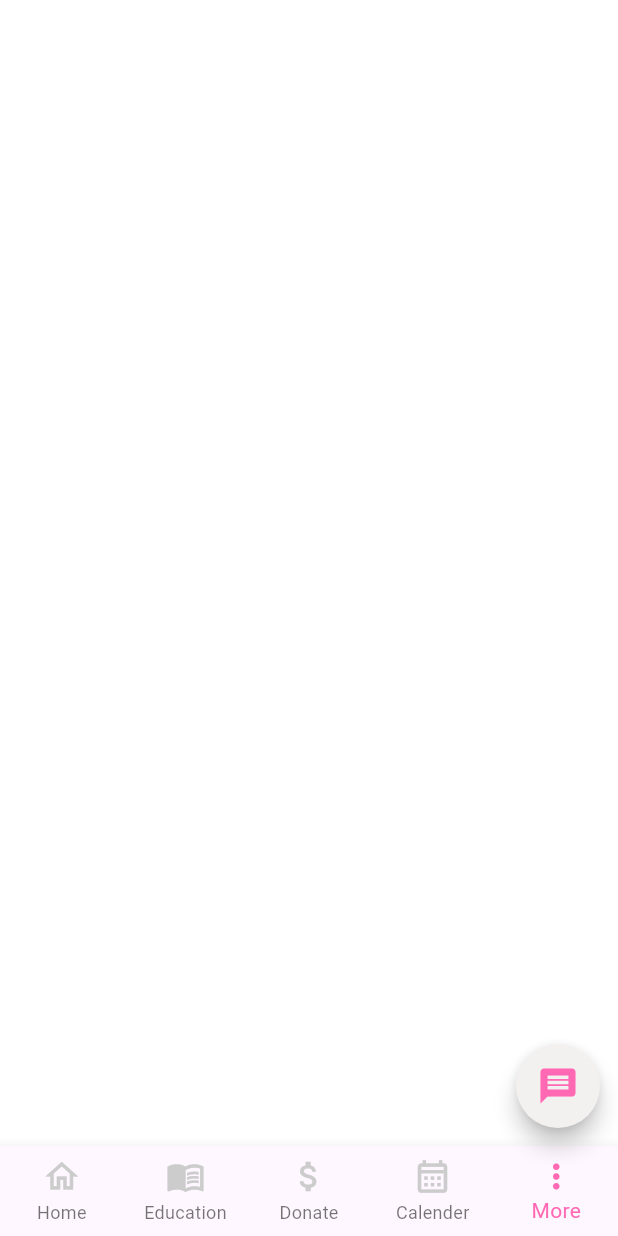
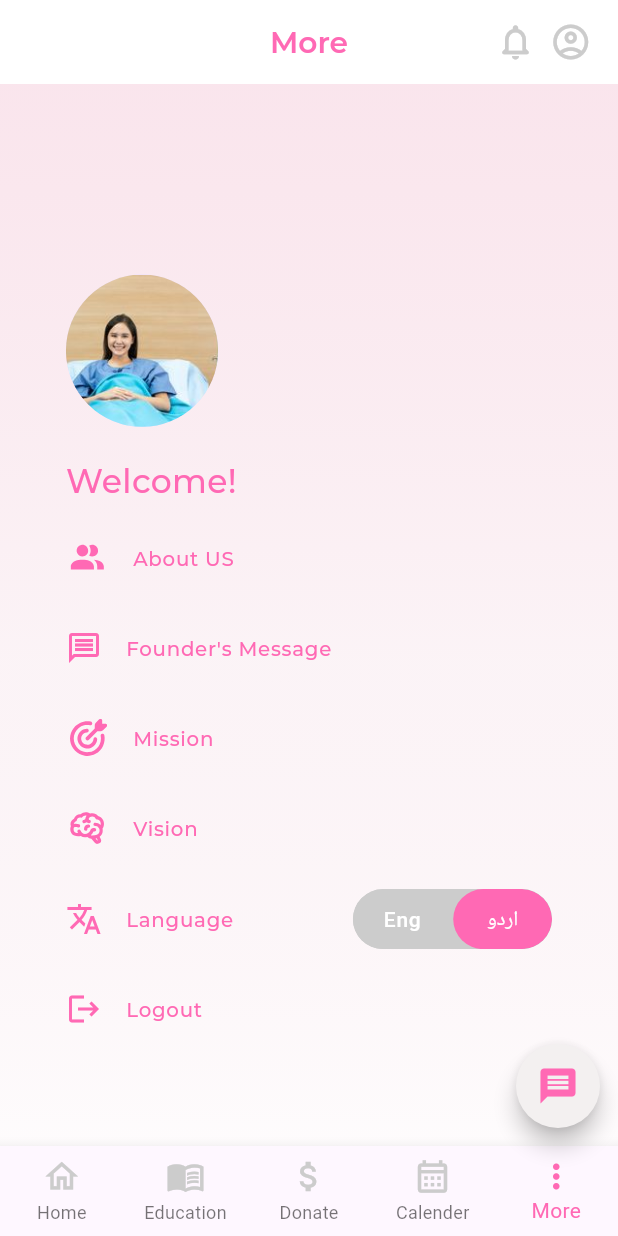
Before and after one commit to laibashaheeen/pink-ribbon-app, a Flutter app: the screen it shows after launch, item 5 of the bottom bar chosen, on a phone screen of 412 x 824 dp. Run offline on Flutter 3.47's test engine with Material 3 defaults, Android fonts, the phone set to English and light mode, and no system bars; drawn by our look-alikes of toggle_switch; our stand-ins replace cached_network_image, carousel_slider, dots_indicator, flutter_native_splash, flutter_screenutil, flutter_svg and 5 more; missing offline and left inert: flutter_faq; network calls fail; project files that could hold a hidden picture were left out.

Commit message:
More screen completed

```diff
--- a/lib/data/app_assets.dart
+++ b/lib/data/app_assets.dart
@@ -28,10 +28,14 @@ class AppAssets {
   static String registraion = "assets/images/Registration.png";
   static String google = "assets/images/Google.png";
   static String fb = "assets/images/Facebook.png";
+  static String kFounder = "assets/images/founder.png";
 
  // svg
   static String kEducation = 'assets/icons/education.svg';
 
-  static String kWhatsapp = "assets/images/whatsapp.svg";
+  static String kWhatsapp = "assets/icons/whatsapp.svg";
+   static String kAboutUs = "assets/icons/about_us.svg";
+    static String kMission = "assets/icons/mission.svg";
+     static String kVision = "assets/icons/vision.svg";
 
 }
--- /dev/null
+++ b/lib/views/MoreView/more.dart
@@ -0,0 +1,264 @@
+import 'package:flutter/material.dart';
+import 'package:flutter_screenutil/flutter_screenutil.dart';
+import 'package:flutter_svg/flutter_svg.dart';
+import 'package:pink_ribbon/data/app_assets.dart';
+import 'package:pink_ribbon/data/app_colors.dart';
+import 'package:pink_ribbon/data/typography.dart';
+import 'package:pink_ribbon/views/MoreView/components/about_us.dart';
+import 'package:pink_ribbon/views/MoreView/components/founder_page.dart';
+import 'package:pink_ribbon/views/profilePage/profile_view.dart';
+import 'package:toggle_switch/toggle_switch.dart';
+
+class MorePage extends StatelessWidget {
+  const MorePage({super.key});
+
+  @override
+  Widget build(BuildContext context) {
+    return Scaffold(
+      appBar: AppBar(
+
+        backgroundColor: AppColors.kWhite,
+
+        centerTitle: true,
+        title: Text("More",
+                style: AppTypography.kSemiBold18.copyWith(color: AppColors.kPrimary)
+                ),
+        actions: [
+          InkWell(
+            onTap: () {
+              // Navigator.push(
+              //     context,
+              //     MaterialPageRoute(
+              //       builder: (context) => const NotificationPage(),
+              //     ));
+            },
+            child: Icon(
+              Icons.notifications_none_rounded,
+              size: 28,
+              color: AppColors.kAppBarGrey,
+            ),
+          ),
+          InkWell(
+              onTap: () {
+              Navigator.push(
+                  context,
+                  MaterialPageRoute(
+                    builder: (context) => const ProfilePage(),
+                  ));
+            },
+              child: Padding(
+                padding: EdgeInsets.only(right: 16.w, left: 8.w),
+                child: Icon(
+                  Icons.account_circle_outlined,
+                  size: 28,
+                  color: AppColors.kAppBarGrey,
+                ),
+              )),
+        ],
+      ),
+      body: Container(
+        padding: EdgeInsets.symmetric(horizontal: 40.0.w),
+        width: double.infinity,
+        decoration: BoxDecoration(
+          gradient: LinearGradient(
+            colors: [
+              AppColors.kBackgroundPink1.withOpacity(0.4),
+              AppColors.kBackgroundPink2.withOpacity(0.5),
+              AppColors.kWhite,
+            ],
+            begin: Alignment.topCenter,
+            end: Alignment.bottomCenter,
+          ),
+        ),
+        child: Column(
+          crossAxisAlignment: CrossAxisAlignment.start,
+          mainAxisAlignment: MainAxisAlignment.center,
+          children: [
+            CircleAvatar(
+              radius: 50.r,
+              backgroundImage: AssetImage(AppAssets.kSurvivor1),
+            ),
+            SizedBox(
+              height: 20.h,
+            ),
+            Text('Welcome!',
+                style:
+                    AppTypography.kLight20.copyWith(color: AppColors.kPrimary)),
+            SizedBox(
+              height: 12.h,
+            ),
+            ListTile(
+              onTap: () {
+                Navigator.push(
+                    context,
+                    MaterialPageRoute(
+                      builder: (context) => AboutUsPage(
+                        image: AppAssets.kAboutUs,
+                        title: 'About Us',
+                        description:
+                            'Pink Ribbon Pakistan is a non-funded, self-sustained and the only organization in the country which is dedicatedly working on the issue of breast cancer with nationwide outreach since 2004.We strive to significantly reduce breast cancer mortality in the country by creating widespread awareness through community engagement on prevention, early detection and increased access to treatment.Our scope of work is holistic from strategic interventions to public awareness including patient-aid and service delivery.To provide relief to poor people, we are setting up a dedicated Breast Cancer Hospital where deserving patients will get free of cost treatment under one roof.',
+                      ),
+                    ));
+              },
+              contentPadding: EdgeInsets.zero,
+              dense: true,
+              minLeadingWidth: 1,
+
+              leading: SvgPicture.asset(
+                AppAssets.kAboutUs,
+                height: 26.h,
+                width: 26.w,
+                color: AppColors.kPrimary,
+              ),
+              title: Text(
+                'About US',
+                style:
+                    AppTypography.kLight12.copyWith(color: AppColors.kPrimary),
+              ),
+            ),
+            SizedBox(
+              height: 12.h,
+            ),
+            ListTile(
+              onTap: () {
+                Navigator.push(
+                    context,
+                    MaterialPageRoute(
+                      builder: (context) => const FounderMessagePage(),
+                    ));
+              },
+              contentPadding: EdgeInsets.zero,
+              dense: true,
+              minLeadingWidth: 1,
+              leading: Icon(
+                Icons.message_outlined,
+                color: AppColors.kPrimary,
+              ),
+              title: Text(
+                "Founder's Message",
+                style:
+                    AppTypography.kLight12.copyWith(color: AppColors.kPrimary),
+              ),
+            ),
+            SizedBox(
+              height: 12.h,
+            ),
+            ListTile(
+              onTap: () {
+                Navigator.push(
+                    context,
+                    MaterialPageRoute(
+                      builder: (context) => AboutUsPage(
+                        image: AppAssets.kMission,
+                        title: 'Mission',
+                        description:
+                            'Our mission is to prevent and cure breast cancer by creating widespread awareness through community engagement on prevention, early detection and increased access to treatment.',
+                      ),
+                    ));
+              },
+              contentPadding: EdgeInsets.zero,
+              dense: true,
+              minLeadingWidth: 1,
+              leading: SvgPicture.asset(
+                AppAssets.kMission,
+                height: 26.h,
+                width: 26.w,
+                color: AppColors.kPrimary,
+              ),
+              title: Text(
+                'Mission',
+                style:
+                    AppTypography.kLight12.copyWith(color: AppColors.kPrimary),
+              ),
+            ),
+            SizedBox(
+              height: 12.h,
+            ),
+            ListTile(
+              onTap: () {
+                Navigator.push(
+                    context,
+                    MaterialPageRoute(
+                      builder: (context) => AboutUsPage(
+                        image: AppAssets.kVision,
+                        title: 'Vision',
+                        description:
+                            'We are envisioning a future where breast cancer victims will be treated with world class healthcare technology. We are setting up Pakistan’s first dedicated BREAST CANCER HOSPITAL in Lahore which will, significantly, reduce breast cancer mortality in Pakistan. In our Journey towards a cancer free Pakistan, we are committed to build more breast cancer hospitals in the future.',
+                      ),
+                    ));
+              },
+              contentPadding: EdgeInsets.zero,
+              dense: true,
+              minLeadingWidth: 1,
+              leading: SvgPicture.asset(
+                AppAssets.kVision,
+                height: 26.h,
+                width: 26.w,
+                color: AppColors.kPrimary,
+              ),
+              title: Text(
+                'Vision',
+                style:
+                    AppTypography.kLight12.copyWith(color: AppColors.kPrimary),
+              ),
+            ),
+            SizedBox(
+              height: 12.h,
+            ),
+            ListTile(
+              onTap: () {},
+              contentPadding: EdgeInsets.zero,
+              dense: true,
+              minLeadingWidth: 1,
+              leading: Icon(
+                Icons.translate_sharp,
+                color: AppColors.kPrimary,
+              ),
+              title: Text(
+                'Language',
+                style:
+                    AppTypography.kLight12.copyWith(color: AppColors.kPrimary),
+              ),
+              trailing: ToggleSwitch(
+                minWidth: 60.0.w,
+                cornerRadius: 20.r,
+                activeBgColors: [
+                  [AppColors.kPrimary],
+                  [AppColors.kPrimary]
+                ],
+                activeFgColor: Colors.white,
+                inactiveBgColor: AppColors.kAppBarGrey,
+                inactiveFgColor: Colors.white,
+                initialLabelIndex: 1,
+                totalSwitches: 2,
+                labels: const ['Eng', 'اردو'],
+                radiusStyle: true,
+                onToggle: (index) {
+                  print('switched to: $index');
+                },
+              ),
+            ),
+            SizedBox(
+              height: 12.h,
+            ),
+            ListTile(
+              onTap: () {},
+              contentPadding: EdgeInsets.zero,
+              dense: true,
+              minLeadingWidth: 1,
+              leading: Icon(
+                Icons.logout,
+                color: AppColors.kPrimary,
+              ),
+              title: Text(
+                'Logout',
+                style:
+                    AppTypography.kLight12.copyWith(color: AppColors.kPrimary),
+              ),
+            ),
+          ],
+        ),
+      ),
+    );
+  }
+}
--- a/lib/views/landingpage/landing_page.dart
+++ b/lib/views/landingpage/landing_page.dart
@@ -1,5 +1,6 @@
 import 'package:flutter/material.dart';
 import 'package:pink_ribbon/data/app_colors.dart';
+import 'package:pink_ribbon/views/MoreView/more.dart';
 import 'package:pink_ribbon/views/donationPage/donation_page.dart';
 import 'package:pink_ribbon/views/educationpage/education_page.dart';
 import 'package:pink_ribbon/views/homepage/home_page.dart';
@@ -20,7 +21,7 @@ class _LandingPageState extends State<LandingPage> {
     const EducationPage(),
     const DonationPage(),
     Container(),
-    Container(),
+    const MorePage(),
   ];
   @override
   Widget build(BuildContext context) {
--- a/pubspec.yaml
+++ b/pubspec.yaml
@@ -67,6 +67,10 @@ dependencies:
   share: ^2.0.4
   screenshot: ^3.0.0
   share_plus: ^9.0.0
+  flutter_localizations:
+    sdk: flutter
+  flutter_translate: ^3.1.0
+  toggle_switch: ^2.3.0
 
 flutter_native_splash:
   color: "#ffffff"
```
Also changed, not shown: lib/main.dart (+4 -4 lines), lib/views/MoreView/components/about_us.dart (added, +44 -0 lines), lib/views/MoreView/components/founder_page.dart (added, +51 -0 lines), lib/views/donationPage/donation_page.dart (+1 -15 lines), lib/views/educationpage/education_page.dart (+14 -15 lines), assets/icons/about_us.svg (added), assets/icons/mission.svg (added), assets/icons/vision.svg (added), assets/images/founder.png (added), pubspec.lock.
